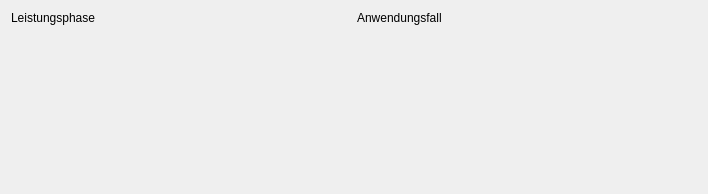
Above: som_gui/module/filter_window/qt/Settings.ui from c-mellueh/SOM-Toolkit before the change. Below: the same form after it.
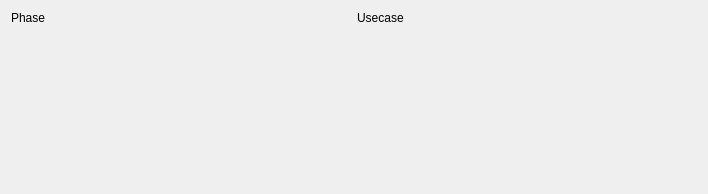
That is the form after the change.

```diff
--- a/som_gui/module/filter_window/qt/Settings.ui
+++ b/som_gui/module/filter_window/qt/Settings.ui
@@ -19,7 +19,7 @@
                     <item>
                         <widget class="QLabel" name="label_phase">
                             <property name="text">
-                                <string>Leistungsphase</string>
+                                <string>Phase</string>
                             </property>
                         </widget>
                     </item>
@@ -40,7 +40,7 @@
                     <item>
                         <widget class="QLabel" name="label_usecase">
                             <property name="text">
-                                <string>Anwendungsfall</string>
+                                <string>Usecase</string>
                             </property>
                         </widget>
                     </item>
```
Left out of the diff: 4 changed lines with no effect on the pictures.
